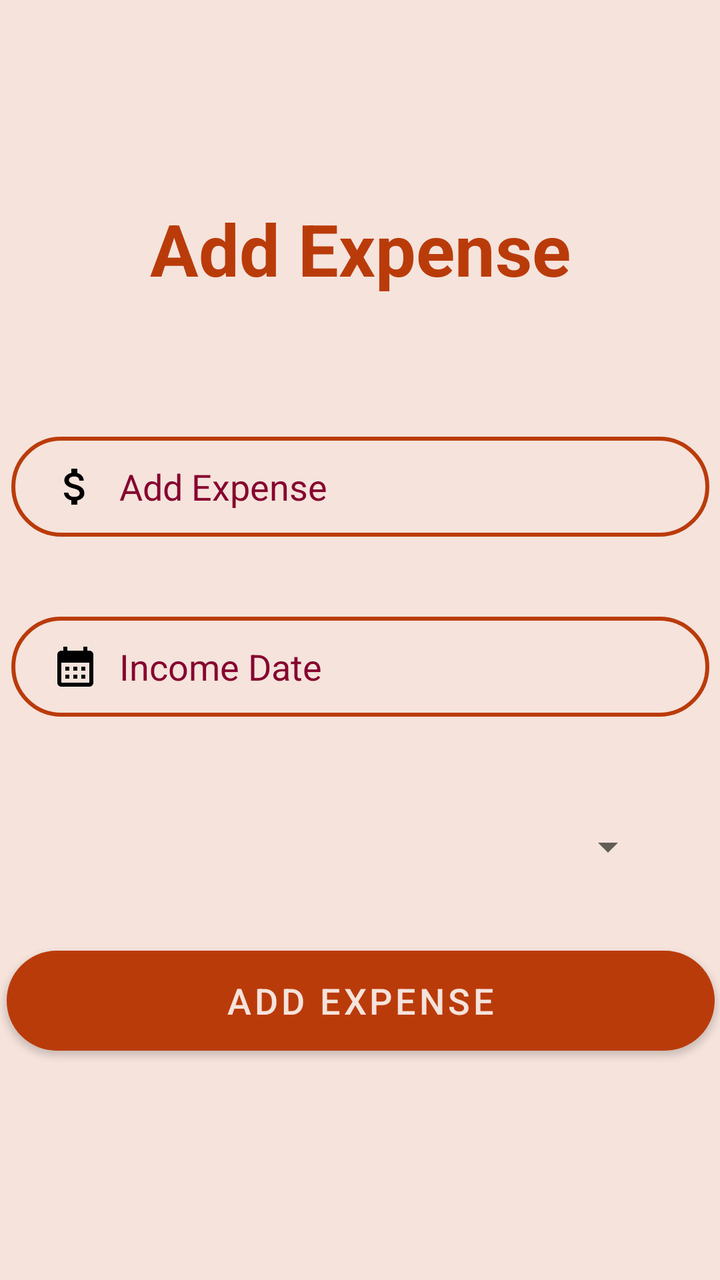
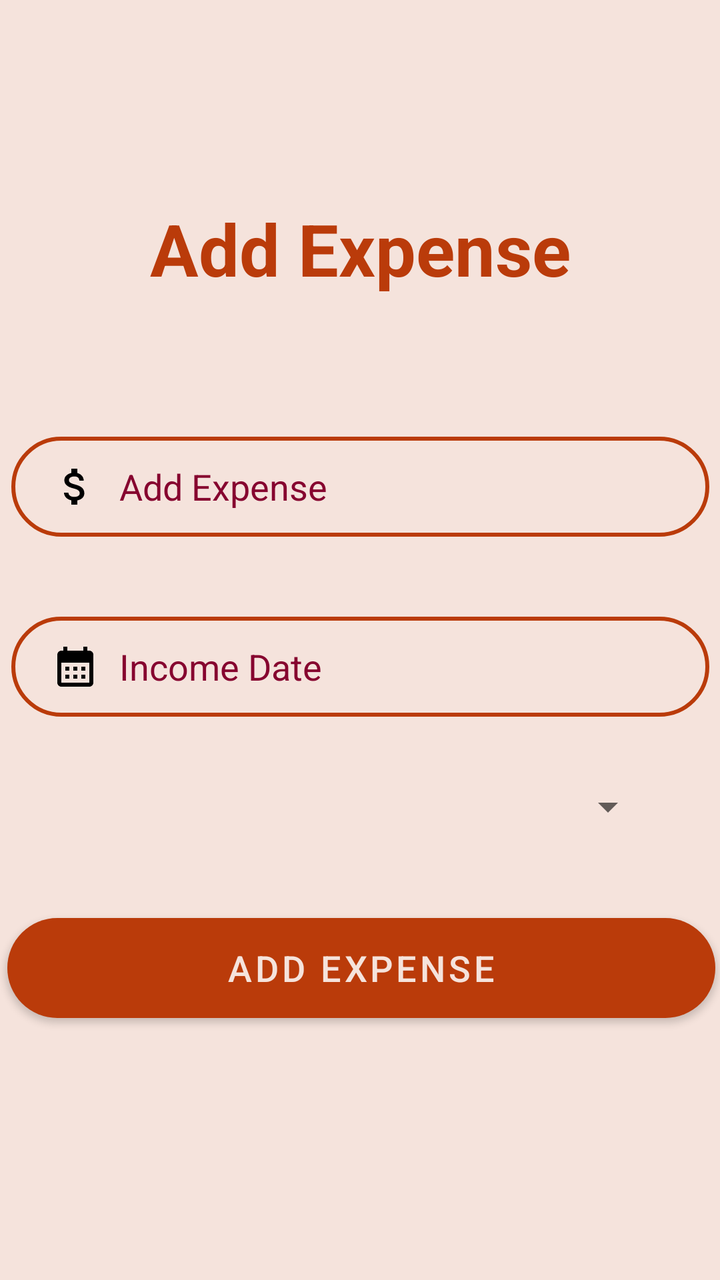

Compare the two renders of this Android layout. The source of the first and the diff that turns it into the second are given below.
<!-- AndroidManifest.xml: application theme Theme.BudgetBuddy -->
<!-- res/layout/activity_expense.xml -->
<?xml version="1.0" encoding="utf-8"?>
<androidx.constraintlayout.widget.ConstraintLayout xmlns:android="http://schemas.android.com/apk/res/android"
    xmlns:app="http://schemas.android.com/apk/res-auto"
    xmlns:tools="http://schemas.android.com/tools"
    android:layout_width="match_parent"
    android:layout_height="match_parent"
    android:background="@color/brown_100"
    tools:context=".ExpenseActivity">


    <TextView
        android:id="@+id/txtExpenseTitle"
        android:layout_width="wrap_content"
        android:layout_height="wrap_content"
        android:layout_marginTop="100dp"
        android:text="@string/txtAddExpense"
        android:textColor="@color/red_200"
        android:textSize="36sp"
        android:textStyle="bold"
        app:layout_constraintEnd_toEndOf="parent"
        app:layout_constraintStart_toStartOf="parent"
        app:layout_constraintTop_toTopOf="parent" />

    <EditText
        android:id="@+id/editTextExpense"
        android:layout_width="349dp"
        android:layout_height="50dp"
        android:layout_marginStart="32dp"
        android:layout_marginTop="70dp"
        android:layout_marginEnd="32dp"
        android:autoText="true"
        android:autofillHints=""
        android:background="@drawable/input_bg"
        android:drawableStart="@drawable/baseline_attach_money_24"
        android:drawablePadding="10dp"
        android:ems="10"
        android:hint="@string/hintExpense"
        android:inputType="number"
        android:paddingStart="20dp"
        android:paddingTop="10dp"
        android:paddingEnd="10dp"
        android:paddingBottom="10dp"
        android:textColor="@color/red_700"
        android:textColorHint="@color/red_700"
        app:layout_constraintEnd_toEndOf="parent"
        app:layout_constraintStart_toStartOf="parent"
        app:layout_constraintTop_toBottomOf="@+id/txtExpenseTitle"
        tools:ignore="Deprecated" />

    <EditText
        android:id="@+id/editTextDate"
        android:layout_width="349dp"
        android:layout_height="50dp"
        android:layout_marginStart="32dp"
        android:layout_marginTop="40dp"
        android:layout_marginEnd="32dp"
        android:autofillHints=""
        android:background="@drawable/input_bg"
        android:drawableStart="@drawable/baseline_calendar_month_24"
        android:drawablePadding="10dp"
        android:ems="10"
        android:hint="@string/txtIncomeDate"
        android:inputType="date"
        android:paddingStart="20dp"
        android:paddingTop="10dp"
        android:paddingEnd="10dp"
        android:paddingBottom="10dp"
        android:textColor="@color/red_700"
        android:textColorHint="@color/red_700"
        app:layout_constraintEnd_toEndOf="parent"
        app:layout_constraintStart_toStartOf="parent"
        app:layout_constraintTop_toBottomOf="@+id/editTextExpense" />

    <Spinner
        android:id="@+id/spinnerCategory"
        android:layout_width="match_parent"
        android:layout_height="50dp"
        android:layout_marginStart="32dp"
        android:layout_marginTop="40dp"
        android:layout_marginEnd="32dp"
        app:layout_constraintEnd_toEndOf="@+id/editTextDate"
        app:layout_constraintStart_toStartOf="@+id/editTextDate"
        app:layout_constraintTop_toBottomOf="@+id/editTextDate" />

    <Button
        android:id="@+id/btnAddExpense"
        android:layout_width="354dp"
        android:layout_height="50dp"
        android:background="@drawable/rounded_corner"
        android:text="@string/txtAddExpense"
        android:textSize="18sp"
        app:layout_constraintBottom_toBottomOf="parent"
        app:layout_constraintEnd_toEndOf="@+id/spinnerCategory"
        app:layout_constraintStart_toStartOf="@+id/spinnerCategory"
        app:layout_constraintTop_toBottomOf="@+id/spinnerCategory"
        app:layout_constraintVertical_bias="0.19"
        tools:ignore="DuplicateSpeakableTextCheck,VisualLintButtonSize" />

</androidx.constraintlayout.widget.ConstraintLayout>
<!-- resources referenced by this layout -->
<resources>
  <color name="brown_100">#F5E3DC</color>
  <color name="red_200">#BA3B0A</color>
  <color name="red_700">#86042F</color>
  <!-- drawable baseline_attach_money_24 (drawable) -->
  <vector android:height="24dp" android:tint="#000000"
      android:viewportHeight="24" android:viewportWidth="24"
      android:width="24dp" xmlns:android="http://schemas.android.com/apk/res/android">
      <path android:fillColor="@android:color/white" android:pathData="M11.8,10.9c-2.27,-0.59 -3,-1.2 -3,-2.15 0,-1.09 1.01,-1.85 2.7,-1.85 1.78,0 2.44,0.85 2.5,2.1h2.21c-0.07,-1.72 -1.12,-3.3 -3.21,-3.81V3h-3v2.16c-1.94,0.42 -3.5,1.68 -3.5,3.61 0,2.31 1.91,3.46 4.7,4.13 2.5,0.6 3,1.48 3,2.41 0,0.69 -0.49,1.79 -2.7,1.79 -2.06,0 -2.87,-0.92 -2.98,-2.1h-2.2c0.12,2.19 1.76,3.42 3.68,3.83V21h3v-2.15c1.95,-0.37 3.5,-1.5 3.5,-3.55 0,-2.84 -2.43,-3.81 -4.7,-4.4z"/>
  </vector>
  <!-- drawable baseline_calendar_month_24 (drawable) -->
  <vector android:height="24dp" android:tint="#000000"
      android:viewportHeight="24" android:viewportWidth="24"
      android:width="24dp" xmlns:android="http://schemas.android.com/apk/res/android">
      <path android:fillColor="@android:color/white" android:pathData="M19,4h-1V2h-2v2H8V2H6v2H5C3.89,4 3.01,4.9 3.01,6L3,20c0,1.1 0.89,2 2,2h14c1.1,0 2,-0.9 2,-2V6C21,4.9 20.1,4 19,4zM19,20H5V10h14V20zM9,14H7v-2h2V14zM13,14h-2v-2h2V14zM17,14h-2v-2h2V14zM9,18H7v-2h2V18zM13,18h-2v-2h2V18zM17,18h-2v-2h2V18z"/>
  </vector>
  <!-- drawable input_bg (drawable) -->
  <?xml version="1.0" encoding="utf-8"?>
  <shape xmlns:android="http://schemas.android.com/apk/res/android">
      <stroke android:color="@color/red_200" android:width="2dp"/>
      <corners android:radius="70dp"/>
  
  
  </shape>
  <!-- drawable rounded_corner (drawable) -->
  <?xml version="1.0" encoding="utf-8"?>
  <shape  xmlns:android="http://schemas.android.com/apk/res/android">
  <corners android:radius="50dp"/>
      <solid android:color="@color/red_200" />
  </shape>
  <string name="hintExpense">Add Expense</string>
  <string name="txtAddExpense">Add Expense</string>
  <string name="txtIncomeDate">Income Date</string>
  <style name="Theme.BudgetBuddy" parent="Theme.MaterialComponents.DayNight.DarkActionBar">
          
          <item name="colorPrimary">@color/red_200</item>
          <item name="colorPrimaryVariant">@color/red_700</item>
          <item name="colorOnPrimary">@color/brown_100</item>
          
          <item name="colorSecondary">@color/brown_500</item>
          <item name="colorSecondaryVariant">@color/brown_700</item>
          <item name="colorOnSecondary">@color/light_brown</item>
          
          <item name="android:statusBarColor">?attr/colorPrimary</item>
          
          <item name="android:windowBackground">@color/red_200</item>
      </style>
  <color name="brown_500">#d5896c</color>
  <color name="brown_700">#B88572</color>
  <color name="light_brown">#FFF5ED</color>
</resources>

<!-- the commit's change to res/layout/activity_expense.xml (unified diff, before → after) -->
@@ -76,9 +76,11 @@
         android:layout_width="match_parent"
         android:layout_height="50dp"
         android:layout_marginStart="32dp"
-        android:layout_marginTop="40dp"
+        android:layout_marginTop="20dp"
         android:layout_marginEnd="32dp"
+        android:spinnerMode="dropdown"
         app:layout_constraintEnd_toEndOf="@+id/editTextDate"
+        app:layout_constraintHorizontal_bias="0.483"
         app:layout_constraintStart_toStartOf="@+id/editTextDate"
         app:layout_constraintTop_toBottomOf="@+id/editTextDate" />
 
@@ -95,5 +97,4 @@
         app:layout_constraintTop_toBottomOf="@+id/spinnerCategory"
         app:layout_constraintVertical_bias="0.19"
         tools:ignore="DuplicateSpeakableTextCheck,VisualLintButtonSize" />
-
 </androidx.constraintlayout.widget.ConstraintLayout>
